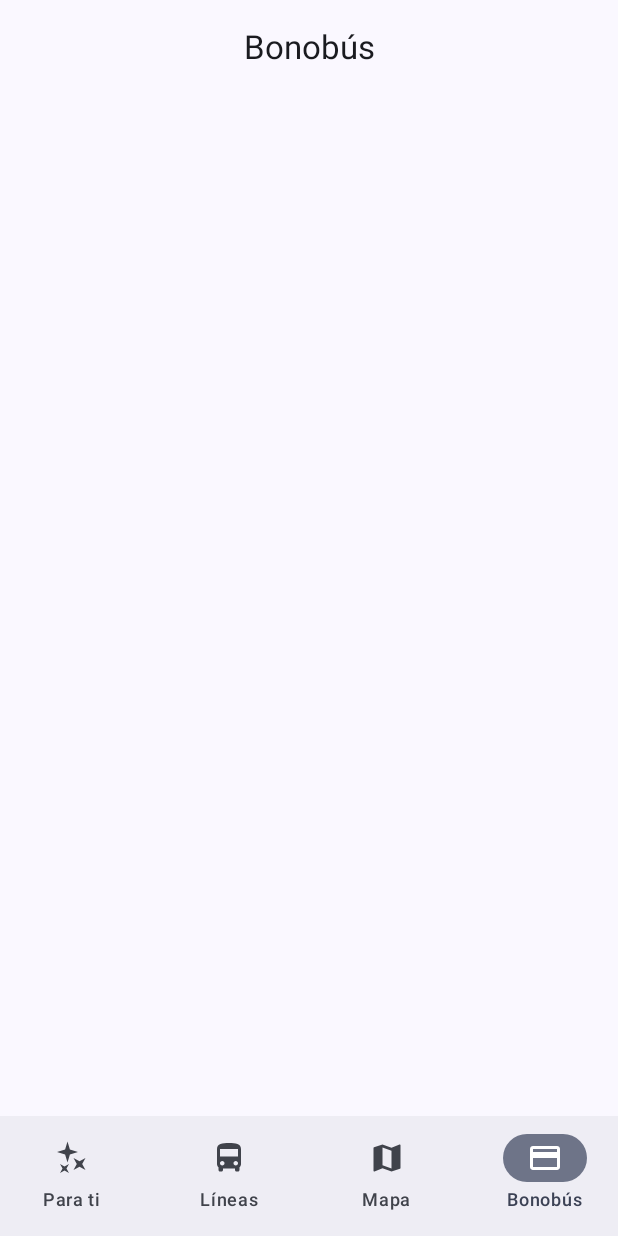
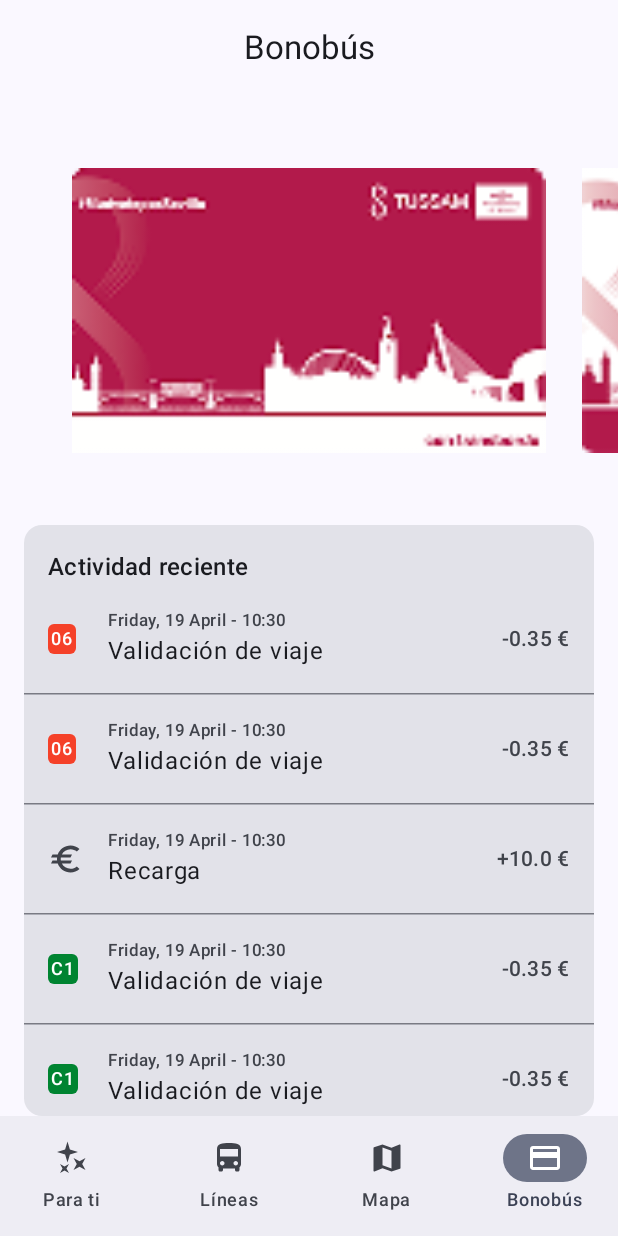
Before and after one commit to Sloy/sevibus-android, an Android app built with Jetpack Compose: the screen it shows after launch (MainActivity), item 4 of the bottom bar chosen, on a phone screen of 412 x 824 dp. Run offline under Robolectric (Android 15) with nearby library versions, the phone set to English and light mode, and no system bars.

Commit message:
Cards UI with transactions

```diff
--- a/app/src/main/java/com/sloydev/sevibus/Stubs.kt
+++ b/app/src/main/java/com/sloydev/sevibus/Stubs.kt
@@ -1,7 +1,10 @@
 package com.sloydev.sevibus
 
+import com.sloydev.sevibus.feature.cards.CardInfo
+import com.sloydev.sevibus.feature.cards.CardTransaction
 import com.sloydev.sevibus.feature.lines.Line
 import com.sloydev.sevibus.feature.linestops.Stop
+import java.time.LocalDateTime
 
 object Stubs {
     val lines = listOf(
@@ -130,14 +133,10 @@
             position = Stop.Position(latitude = 37.399669, longitude = -5.983595)
         ),
         Stop(
-            code = 25,
-            description = "Muñoz León (Sánchez Perrier)",
-            position = Stop.Position(latitude = 37.401397, longitude = -5.985486)
+            code = 25, description = "Muñoz León (Sánchez Perrier)", position = Stop.Position(latitude = 37.401397, longitude = -5.985486)
         ),
         Stop(
-            code = 238,
-            description = "San Juan de Ribera (Macarena)",
-            position = Stop.Position(latitude = 37.403549, longitude = -5.987237)
+            code = 238, description = "San Juan de Ribera (Macarena)", position = Stop.Position(latitude = 37.403549, longitude = -5.987237)
         ),
         Stop(
             code = 239,
@@ -161,4 +160,18 @@
         )
     )
 
+    val cards = listOf(
+        CardInfo(30),
+        CardInfo(31),
+        CardInfo(155),
+        CardInfo(201),
+    )
+
+    val cardTransactions = listOf(
+        CardTransaction.Validation(350, LocalDateTime.now(), lines[4], people = 2),
+        CardTransaction.Validation(350, LocalDateTime.now(), lines[4]),
+        CardTransaction.TopUp(10000, LocalDateTime.now()),
+        CardTransaction.Validation(350, LocalDateTime.now(), lines[34], people = 2),
+        CardTransaction.Validation(350, LocalDateTime.now(), lines[34]),
+    )
 }
--- /dev/null
+++ b/app/src/main/java/com/sloydev/sevibus/feature/cards/CardInfo.kt
@@ -0,0 +1,3 @@
+package com.sloydev.sevibus.feature.cards
+
+data class CardInfo(val code: Int)
--- /dev/null
+++ b/app/src/main/java/com/sloydev/sevibus/feature/cards/CardInfoCard.kt
@@ -0,0 +1,66 @@
+package com.sloydev.sevibus.feature.cards
+
+import androidx.compose.foundation.layout.Box
+import androidx.compose.foundation.layout.BoxScope
+import androidx.compose.foundation.layout.Row
+import androidx.compose.foundation.layout.fillMaxWidth
+import androidx.compose.foundation.layout.padding
+import androidx.compose.foundation.layout.size
+import androidx.compose.foundation.lazy.LazyColumn
+import androidx.compose.foundation.lazy.itemsIndexed
+import androidx.compose.material.icons.Icons
+import androidx.compose.material.icons.filled.Money
+import androidx.compose.material3.Card
+import androidx.compose.material3.HorizontalDivider
+import androidx.compose.material3.Icon
+import androidx.compose.material3.ListItem
+import androidx.compose.material3.ListItemDefaults
+import androidx.compose.material3.MaterialTheme
+import androidx.compose.material3.Text
+import androidx.compose.runtime.Composable
+import androidx.compose.ui.Alignment
+import androidx.compose.ui.Modifier
+import androidx.compose.ui.graphics.Color
+import androidx.compose.ui.res.painterResource
+import androidx.compose.ui.tooling.preview.Preview
+import androidx.compose.ui.unit.dp
+import com.sloydev.sevibus.R
+import com.sloydev.sevibus.Stubs
+import com.sloydev.sevibus.Stubs.cardTransactions
+import com.sloydev.sevibus.ui.components.LineIndicatorSmall
+import com.sloydev.sevibus.ui.theme.SevTheme
+import java.time.LocalDateTime
+import java.time.format.DateTimeFormatter
+import java.util.Locale
+
+@Composable
+fun CardInfoCard(cardInfo:CardInfo) {
+    Card(
+        Modifier
+            .padding(horizontal = 16.dp)
+            .fillMaxWidth()
+    ) {
+    }
+}
+
+private fun formatDateTime(dateTime: LocalDateTime, locale: Locale): String {
+    val formatter = DateTimeFormatter.ofPattern("EEEE, d MMMM - HH:mm", locale)
+    return dateTime.format(formatter)
+}
+
+
+@Composable
+private fun LeadingBox(content: @Composable BoxScope.()->Unit) {
+    Box(Modifier.size(24.dp), contentAlignment = Alignment.CenterStart){
+        content()
+    }
+}
+
+
+@Preview
+@Composable
+private fun CardInfoCardPreview() {
+    SevTheme {
+        CardInfoCard(Stubs.cards[0])
+    }
+}
--- /dev/null
+++ b/app/src/main/java/com/sloydev/sevibus/feature/cards/CardTransaction.kt
@@ -0,0 +1,21 @@
+package com.sloydev.sevibus.feature.cards
+
+import com.sloydev.sevibus.feature.lines.Line
+import java.time.LocalDateTime
+import java.time.format.DateTimeFormatter
+
+sealed class CardTransaction(open val amountMillis: Int, open val date: LocalDateTime) {
+    data class Validation(override val amountMillis: Int, override val date: LocalDateTime, val line: Line, val people: Int = 1) :
+        CardTransaction(amountMillis, date)
+
+    data class TopUp(override val amountMillis: Int, override val date: LocalDateTime) : CardTransaction(amountMillis, date)
+
+}
+
+fun CardTransaction.formattedAmount(): String {
+    val sign = when (this) {
+        is CardTransaction.TopUp -> "+"
+        is CardTransaction.Validation -> "-"
+    }
+    return "$sign${amountMillis / 1000f} €"
+}
--- /dev/null
+++ b/app/src/main/java/com/sloydev/sevibus/feature/cards/CardTransactionsCard.kt
@@ -0,0 +1,117 @@
+package com.sloydev.sevibus.feature.cards
+
+import androidx.compose.foundation.layout.Box
+import androidx.compose.foundation.layout.BoxScope
+import androidx.compose.foundation.layout.Row
+import androidx.compose.foundation.layout.fillMaxWidth
+import androidx.compose.foundation.layout.padding
+import androidx.compose.foundation.layout.size
+import androidx.compose.foundation.lazy.LazyColumn
+import androidx.compose.foundation.lazy.itemsIndexed
+import androidx.compose.material.icons.Icons
+import androidx.compose.material.icons.filled.Money
+import androidx.compose.material3.Card
+import androidx.compose.material3.HorizontalDivider
+import androidx.compose.material3.Icon
+import androidx.compose.material3.ListItem
+import androidx.compose.material3.ListItemDefaults
+import androidx.compose.material3.MaterialTheme
+import androidx.compose.material3.Text
+import androidx.compose.runtime.Composable
+import androidx.compose.ui.Alignment
+import androidx.compose.ui.Modifier
+import androidx.compose.ui.graphics.Color
+import androidx.compose.ui.res.painterResource
+import androidx.compose.ui.tooling.preview.Preview
+import androidx.compose.ui.unit.dp
+import com.sloydev.sevibus.R
+import com.sloydev.sevibus.Stubs
+import com.sloydev.sevibus.ui.components.LineIndicatorSmall
+import com.sloydev.sevibus.ui.theme.SevTheme
+import java.time.LocalDateTime
+import java.time.format.DateTimeFormatter
+import java.util.Locale
+
+@Composable
+fun CardTransactionsCard(cardTransactions: List<CardTransaction>) {
+    Card(
+        Modifier
+            .padding(horizontal = 16.dp)
+            .fillMaxWidth()
+    ) {
+        LazyColumn {
+            item {
+                Text(
+                    "Actividad reciente", style = MaterialTheme.typography.titleMedium,
+                    modifier = Modifier.padding(start = 16.dp, top = 16.dp)
+                )
+            }
+            itemsIndexed(cardTransactions) { index, transaction ->
+                when(transaction){
+                    is CardTransaction.TopUp -> TopUpItem(transaction)
+                    is CardTransaction.Validation -> ValidationItem(transaction)
+                }
+                if(index != cardTransactions.lastIndex){
+                    HorizontalDivider()
+                }
+            }
+        }
+    }
+}
+
+private fun formatDateTime(dateTime: LocalDateTime, locale: Locale): String {
+    val formatter = DateTimeFormatter.ofPattern("EEEE, d MMMM - HH:mm", locale)
+    return dateTime.format(formatter)
+}
+
+@Composable
+private fun ValidationItem(transaction: CardTransaction.Validation) {
+    ListItem(
+        colors = ListItemDefaults.colors(containerColor = Color.Transparent),
+        leadingContent = { LeadingBox { LineIndicatorSmall(transaction.line) }},
+        headlineContent = {
+            Row {
+                Text("Validación de viaje")
+            }
+        },
+        overlineContent = { Text(formatDateTime(transaction.date, Locale.getDefault())) },
+        trailingContent = {
+            Text(transaction.formattedAmount(), style = MaterialTheme.typography.labelLarge)
+        }
+    )
+}
+
+@Composable
+private fun TopUpItem(transaction: CardTransaction.TopUp) {
+    ListItem(
+        colors = ListItemDefaults.colors(containerColor = Color.Transparent),
+        leadingContent = { LeadingBox{
+            Icon(painterResource(R.drawable.baseline_euro_24), contentDescription = null)
+        } },
+        headlineContent = {
+            Row {
+                Text("Recarga")
+            }
+        },
+        overlineContent = { Text(formatDateTime(transaction.date, Locale.getDefault())) },
+        trailingContent = {
+            Text(transaction.formattedAmount(), style = MaterialTheme.typography.labelLarge)
+        }
+    )
+}
+
+@Composable
+private fun LeadingBox(content: @Composable BoxScope.()->Unit) {
+    Box(Modifier.size(24.dp), contentAlignment = Alignment.CenterStart){
+        content()
+    }
+}
+
+
+@Preview
+@Composable
+private fun CardTransactionsCardPreview() {
+    SevTheme {
+        CardTransactionsCard(Stubs.cardTransactions)
+    }
+}
--- a/app/src/main/java/com/sloydev/sevibus/feature/cards/CardsScreen.kt
+++ b/app/src/main/java/com/sloydev/sevibus/feature/cards/CardsScreen.kt
@@ -1,33 +1,91 @@
 package com.sloydev.sevibus.feature.cards
 
+import androidx.compose.foundation.ExperimentalFoundationApi
+import androidx.compose.foundation.Image
+import androidx.compose.foundation.layout.Box
 import androidx.compose.foundation.layout.Column
+import androidx.compose.foundation.layout.PaddingValues
+import androidx.compose.foundation.layout.aspectRatio
+import androidx.compose.foundation.layout.fillMaxSize
+import androidx.compose.foundation.layout.fillMaxWidth
+import androidx.compose.foundation.layout.wrapContentHeight
+import androidx.compose.foundation.pager.HorizontalPager
+import androidx.compose.foundation.pager.rememberPagerState
 import androidx.compose.material3.CenterAlignedTopAppBar
 import androidx.compose.material3.ExperimentalMaterial3Api
 import androidx.compose.material3.Text
 import androidx.compose.runtime.Composable
+import androidx.compose.ui.Alignment
+import androidx.compose.ui.Modifier
+import androidx.compose.ui.platform.LocalContext
+import androidx.compose.ui.res.painterResource
 import androidx.compose.ui.res.stringResource
 import androidx.compose.ui.tooling.preview.Preview
+import androidx.compose.ui.unit.dp
 import com.sloydev.sevibus.R
+import com.sloydev.sevibus.Stubs
 import com.sloydev.sevibus.ui.ScreenPreview
 
 @Composable
 fun CardsRoute() {
-    CardsScreen()
+    CardsScreen(Stubs.cards)
 }
 
-@OptIn(ExperimentalMaterial3Api::class)
+@OptIn(ExperimentalMaterial3Api::class, ExperimentalFoundationApi::class)
 @Composable
-fun CardsScreen() {
+fun CardsScreen(cards: List<CardInfo>) {
+
     Column {
         CenterAlignedTopAppBar(title = { Text(stringResource(R.string.navigation_cards)) })
+
+        val state = rememberPagerState { cards.size }
+
+        /*LaunchedEffect(state.pageCount) {
+            state.scrollToPage(1)
+        }*/
+
+        HorizontalPager(
+            state = state,
+            contentPadding = PaddingValues(48.dp),
+            pageSpacing = 16.dp,
+            modifier = Modifier
+                .wrapContentHeight()
+                .fillMaxWidth(),
+        ) { page ->
+            CardItem(cards[page])
+        }
+
+        CardTransactionsCard(Stubs.cardTransactions)
     }
 }
 
+
+@Composable
+private fun CardItem(card: CardInfo) {
+    Box(
+        modifier = Modifier
+            .aspectRatio(256f / 154f),
+        contentAlignment = Alignment.Center
+    ) {
+        Image(
+            painterResource(codeToResource(card.code)),
+            modifier = Modifier.fillMaxSize(),
+            contentDescription = null
+        )
+    }
+}
+
+@Composable
+private fun codeToResource(code: Int): Int {
+    val res = LocalContext.current.resources
+    val context = LocalContext.current.applicationContext
+    return res.getIdentifier("t$code", "drawable", context.packageName)
+}
 
 @Preview
 @Composable
 private fun CardsScreenPreview() {
     ScreenPreview {
-        CardsScreen()
+        CardsScreen(Stubs.cards)
     }
 }
--- /dev/null
+++ b/app/src/main/res/drawable/baseline_euro_24.xml
@@ -0,0 +1,5 @@
+<vector xmlns:android="http://schemas.android.com/apk/res/android" android:height="24dp" android:tint="#000000" android:viewportHeight="24" android:viewportWidth="24" android:width="24dp">
+
+    <path android:fillColor="@android:color/white" android:pathData="M15,18.5c-2.51,0 -4.68,-1.42 -5.76,-3.5H15l1,-2H8.58c-0.05,-0.33 -0.08,-0.66 -0.08,-1s0.03,-0.67 0.08,-1H15l1,-2H9.24C10.32,6.92 12.5,5.5 15,5.5c1.61,0 3.09,0.59 4.23,1.57L21,5.3C19.41,3.87 17.3,3 15,3c-3.92,0 -7.24,2.51 -8.48,6H3l-1,2h4.06C6.02,11.33 6,11.66 6,12s0.02,0.67 0.06,1H3l-1,2h4.52c1.24,3.49 4.56,6 8.48,6c2.31,0 4.41,-0.87 6,-2.3l-1.78,-1.77C18.09,17.91 16.62,18.5 15,18.5z"/>
+
+</vector>
```
Also changed, not shown: app/src/main/res/drawable-xxhdpi/t151.png (added), app/src/main/res/drawable-xxhdpi/t152.png (added), app/src/main/res/drawable-xxhdpi/t154.png (added), app/src/main/res/drawable-xxhdpi/t155.png (added), app/src/main/res/drawable-xxhdpi/t156.png (added), app/src/main/res/drawable-xxhdpi/t157.png (added), app/src/main/res/drawable-xxhdpi/t201.png (added), app/src/main/res/drawable-xxhdpi/t30.png (added), app/src/main/res/drawable-xxhdpi/t31.png (added).
